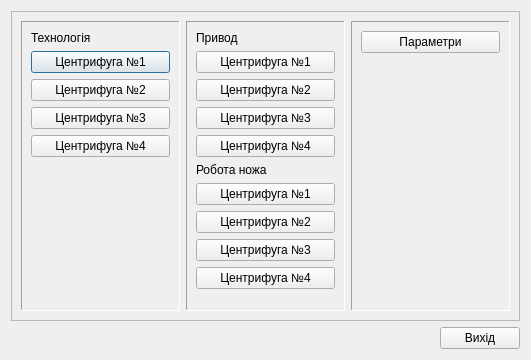
Before: the Qt Designer form centrif/scada/history.ui in vanessaorgua/whwell, drawn with Qt 5.
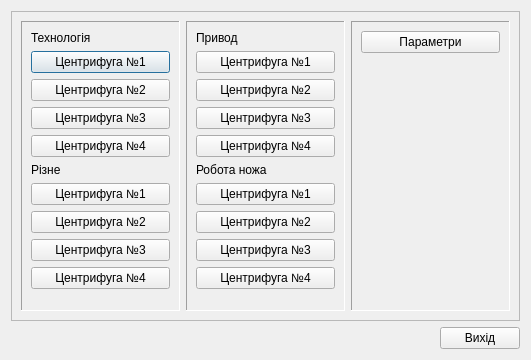
After: the same form once the commit is applied.

```diff
--- a/centrif/scada/history.ui
+++ b/centrif/scada/history.ui
@@ -67,6 +67,41 @@
            </property>
           </widget>
          </item>
+         <item>
+          <widget class="QLabel" name="label_4">
+           <property name="text">
+            <string>Різне</string>
+           </property>
+          </widget>
+         </item>
+         <item>
+          <widget class="QPushButton" name="Cf_10other1">
+           <property name="text">
+            <string>Центрифуга №1</string>
+           </property>
+          </widget>
+         </item>
+         <item>
+          <widget class="QPushButton" name="Cf_20other2">
+           <property name="text">
+            <string>Центрифуга №2</string>
+           </property>
+          </widget>
+         </item>
+         <item>
+          <widget class="QPushButton" name="Cf_30other3">
+           <property name="text">
+            <string>Центрифуга №3</string>
+           </property>
+          </widget>
+         </item>
+         <item>
+          <widget class="QPushButton" name="Cf_40other4">
+           <property name="text">
+            <string>Центрифуга №4</string>
+           </property>
+          </widget>
+         </item>
          <item>
           <spacer name="verticalSpacer">
            <property name="orientation">
```
